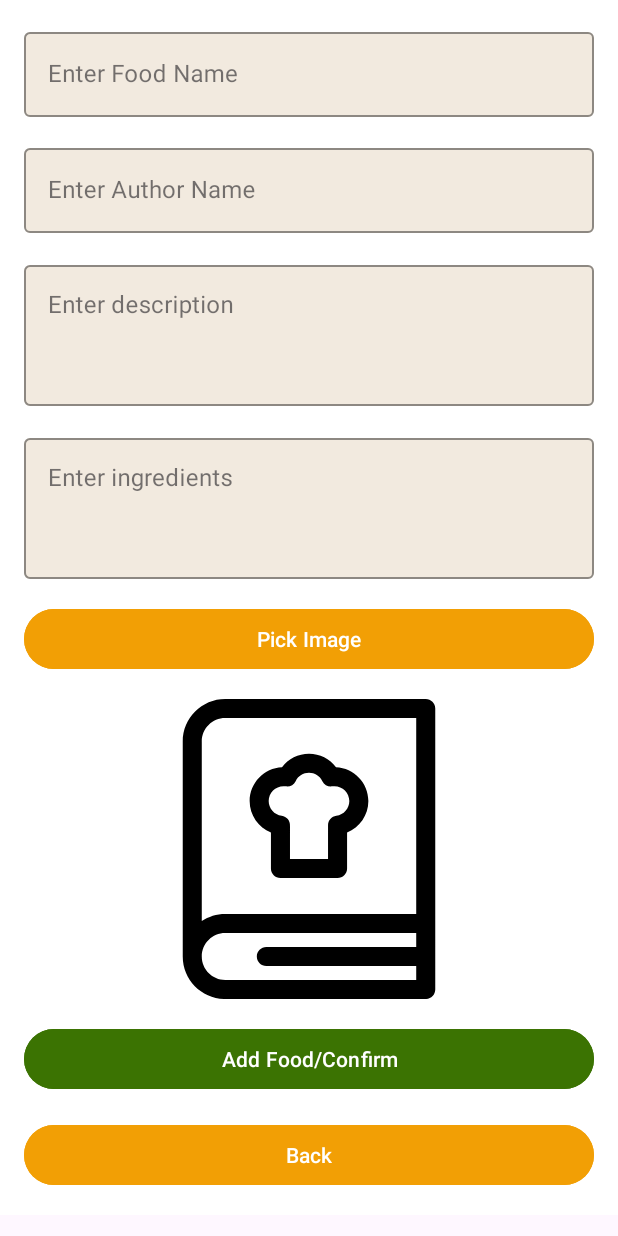
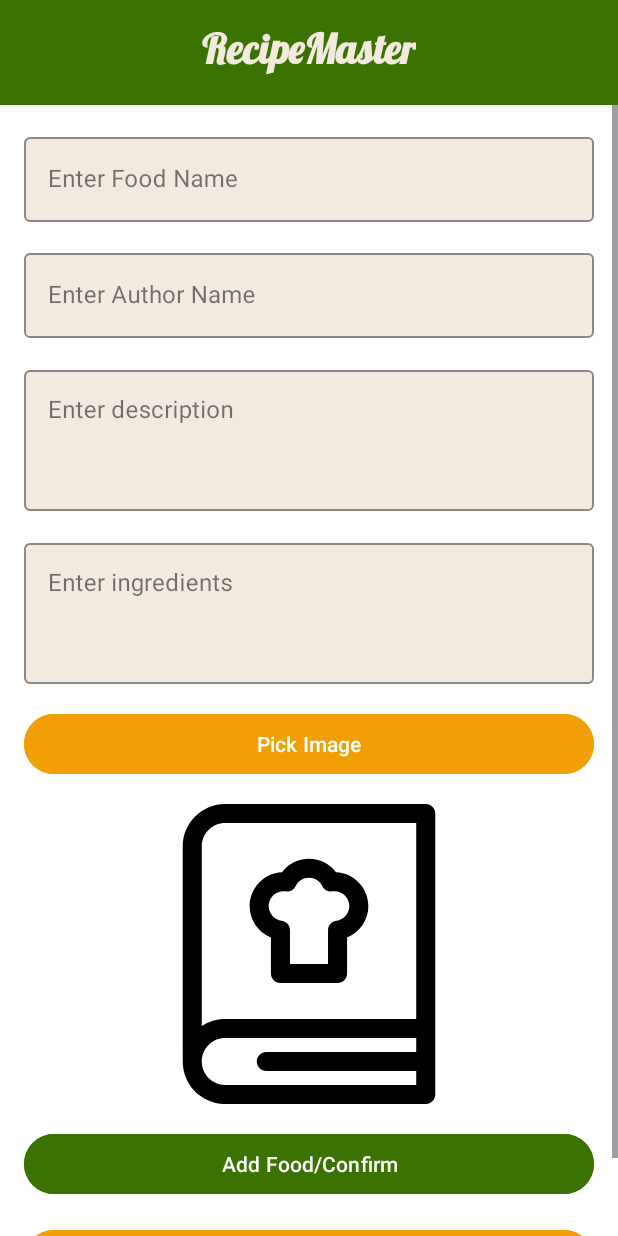
Before and after one commit to artur300/projectRECEPIE, an Android app: the AddItemFragment screen opened through its navigation route, on a phone screen of 412 x 824 dp. Run offline under Robolectric (Android 15) with nearby library versions, the phone set to English and light mode, and no system bars.

Commit message:
commit 3

```diff
--- a/app/src/main/java/com/example/ap/AllItemsFragment.kt
+++ b/app/src/main/java/com/example/ap/AllItemsFragment.kt
@@ -4,8 +4,11 @@ import android.os.Bundle
 import android.view.LayoutInflater
 import android.view.View
 import android.view.ViewGroup
+import android.widget.GridView
 import androidx.fragment.app.Fragment
 import androidx.navigation.fragment.findNavController
+import androidx.recyclerview.widget.GridLayoutManager
+import androidx.recyclerview.widget.LinearLayoutManager
 import com.example.ap.databinding.AllRecipeListBinding
 import com.example.menu.utils.add_button_animation
 
@@ -43,6 +46,14 @@ private var _binding : AllRecipeListBinding?=null
 
     override fun onViewCreated(view: View, savedInstanceState: Bundle?) {
         super.onViewCreated(view, savedInstanceState)
+
+
+
+
+
+        binding.recyclerView.adapter = itemAdapter(ItemManager.items)
+        binding.recyclerView.layoutManager = GridLayoutManager(requireContext(), 1)
+
     }
 
 
--- a/app/src/main/res/layout/add_recipe.xml
+++ b/app/src/main/res/layout/add_recipe.xml
@@ -1,27 +1,60 @@
-<ScrollView xmlns:android="http://schemas.android.com/apk/res/android"
+<?xml version="1.0" encoding="utf-8"?>
+<androidx.constraintlayout.widget.ConstraintLayout
+    xmlns:android="http://schemas.android.com/apk/res/android"
+    xmlns:app="http://schemas.android.com/apk/res-auto"
     android:layout_width="match_parent"
+    android:layout_height="match_parent"
+    android:background="@color/white">
+
+    <!-- מלבן ירוק עליון -->
+    <androidx.constraintlayout.widget.ConstraintLayout
+        android:id="@+id/header"
+        android:layout_width="match_parent"
+        android:layout_height="70dp"
+        android:background="@color/green"
+        app:layout_constraintTop_toTopOf="parent"
+        app:layout_constraintStart_toStartOf="parent"
+        app:layout_constraintEnd_toEndOf="parent">
+
+        <TextView
+            android:id="@+id/header_title"
+            android:layout_width="wrap_content"
             android:layout_height="wrap_content"
-    xmlns:app="http://schemas.android.com/apk/res-auto"
+            android:layout_marginTop="15dp"
+            android:gravity="center"
+            android:text="RecipeMaster"
+            android:textColor="@color/beige"
+            android:fontFamily="@font/logo_font"
+            android:textSize="27sp"
+            android:textStyle="bold"
+            app:layout_constraintTop_toTopOf="parent"
+            app:layout_constraintStart_toStartOf="parent"
+            app:layout_constraintEnd_toEndOf="parent" />
+    </androidx.constraintlayout.widget.ConstraintLayout>
+
+    <!-- תוכן הטופס -->
+    <ScrollView
+        android:layout_width="match_parent"
+        android:layout_height="0dp"
         android:fillViewport="true"
-
-    xmlns:tools="http://schemas.android.com/tools"
-    tools:context="AddItemFragment">
-
+        app:layout_constraintTop_toBottomOf="@id/header"
+        app:layout_constraintStart_toStartOf="parent"
+        app:layout_constraintEnd_toEndOf="parent"
+        app:layout_constraintBottom_toBottomOf="parent">
 
         <LinearLayout
             android:layout_width="match_parent"
             android:layout_height="wrap_content"
             android:orientation="vertical"
             android:padding="16dp"
-        android:background="@color/white"
-        >
+            android:background="@color/white">
 
             <!-- Food Name Input -->
             <com.google.android.material.textfield.TextInputLayout
-            android:layout_marginBottom="15dp"
                 android:id="@+id/food_name_input_layout"
                 android:layout_width="match_parent"
                 android:layout_height="wrap_content"
+                android:layout_marginBottom="15dp"
                 android:hint="@string/enter_food_name"
                 style="@style/CustomTextInputLayout">
 
@@ -56,9 +89,9 @@
                 android:id="@+id/food_description_input_layout"
                 android:layout_width="match_parent"
                 android:layout_height="wrap_content"
+                android:layout_marginTop="16dp"
                 android:hint="@string/enter_description"
-            style="@style/CustomTextInputLayout"
-            android:layout_marginTop="16dp">
+                style="@style/CustomTextInputLayout">
 
                 <com.google.android.material.textfield.TextInputEditText
                     android:id="@+id/food_description_input"
@@ -76,9 +109,9 @@
                 android:id="@+id/ingredients_description_input_layout"
                 android:layout_width="match_parent"
                 android:layout_height="wrap_content"
+                android:layout_marginTop="16dp"
                 android:hint="@string/enter_ingredients"
-            style="@style/CustomTextInputLayout"
-            android:layout_marginTop="16dp">
+                style="@style/CustomTextInputLayout">
 
                 <com.google.android.material.textfield.TextInputEditText
                     android:id="@+id/ingredients_description_input"
@@ -96,9 +129,9 @@
                 android:id="@+id/btn_pick_image"
                 android:layout_width="match_parent"
                 android:layout_height="wrap_content"
-            android:text="@string/pick_image"
                 android:layout_marginTop="16dp"
                 android:backgroundTint="@color/orange"
+                android:text="@string/pick_image"
                 android:textColor="@android:color/white" />
 
             <!-- Image Preview -->
@@ -106,9 +139,9 @@
                 android:id="@+id/food_image_preview"
                 android:layout_width="match_parent"
                 android:layout_height="200dp"
+                android:layout_marginTop="16dp"
                 android:scaleType="centerInside"
                 android:src="@drawable/cookbook"
-            android:layout_marginTop="16dp"
                 android:contentDescription="@string/preview" />
 
             <!-- Add/Confirm Button -->
@@ -116,19 +149,20 @@
                 android:id="@+id/btn_add_food"
                 android:layout_width="match_parent"
                 android:layout_height="wrap_content"
-            android:text="@string/add_food_confirm"
                 android:layout_marginTop="16dp"
                 android:backgroundTint="@color/green"
+                android:text="@string/add_food_confirm"
                 android:textColor="@android:color/white" />
 
-
+            <!-- Back Button -->
             <Button
                 android:id="@+id/btn_back"
                 android:layout_width="match_parent"
                 android:layout_height="wrap_content"
-            android:text="@string/fromAdd_To_List"
                 android:layout_marginTop="16dp"
                 android:backgroundTint="@color/orange"
+                android:text="@string/fromAdd_To_List"
                 android:textColor="@android:color/white" />
         </LinearLayout>
     </ScrollView>
+</androidx.constraintlayout.widget.ConstraintLayout>
```
Also changed, not shown: app/src/main/java/com/example/ap/AddItemFragment.kt (+11 -1 lines), app/src/main/java/com/example/ap/Item.kt (added, +26 -0 lines), app/src/main/java/com/example/ap/itemAdapter.kt (added, +36 -0 lines), app/src/main/res/layout/all_recipe_list.xml (+8 -25 lines), app/src/main/res/layout/recipe_card.xml (+2 -13 lines). Lines whose indentation alone changed are shown as unchanged.
